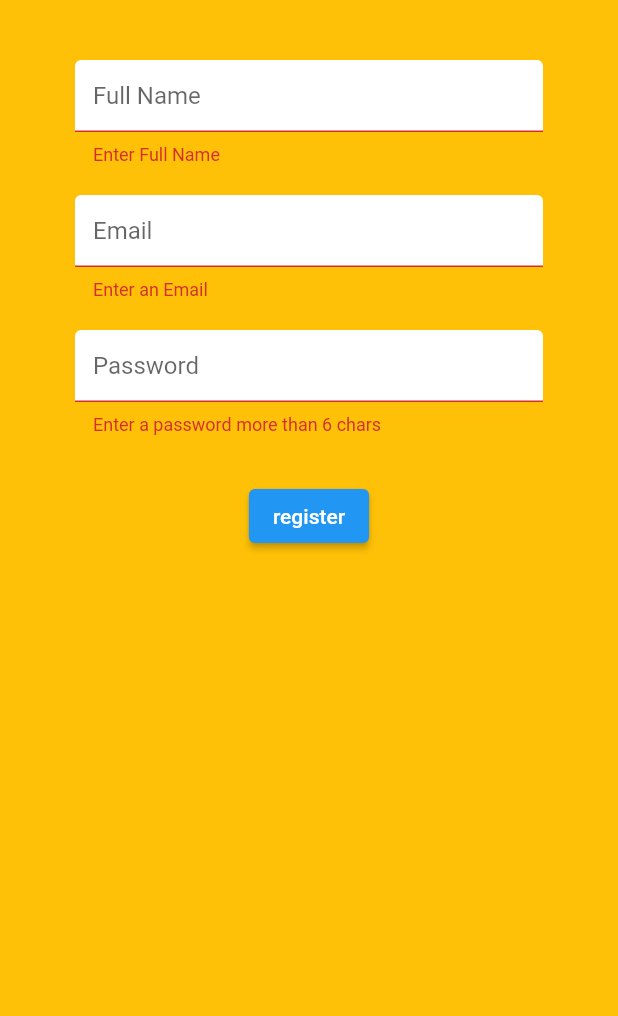
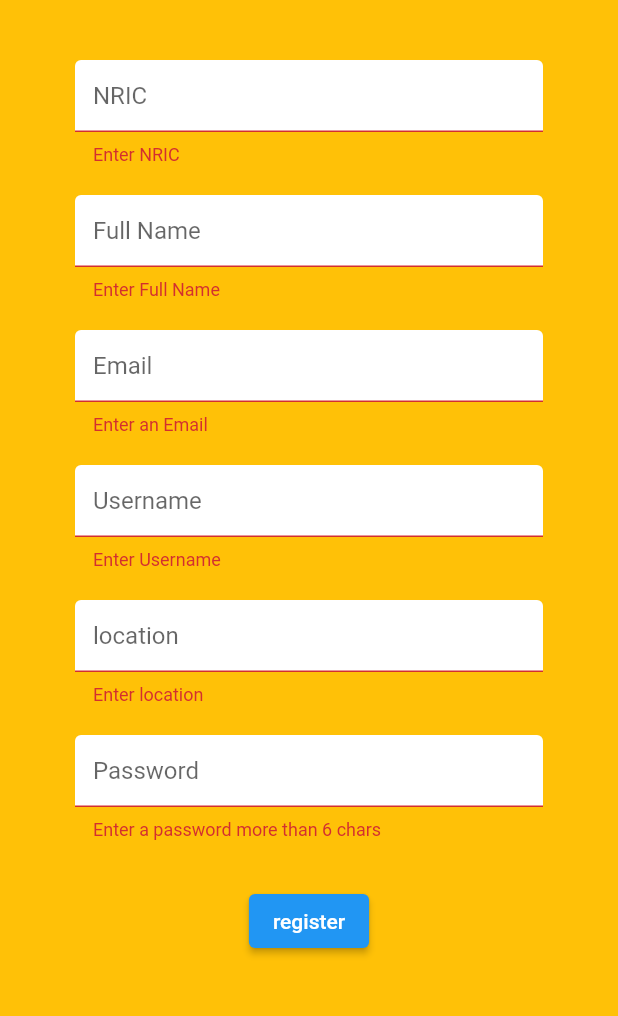
Before and after one commit to Doa-Ibu-Group/jbku-, a Flutter app: the Register screen opened directly, after a tap on "register", on a phone screen of 412 x 824 dp, the part 84-1100 px from its top. Run offline on Flutter 3.47's test engine with Material 2 defaults, Android fonts, the light colour scheme and no system bars; our stand-ins replace cloud_firestore, firebase_auth, flutter_spinkit; accounts and stored records are empty; network calls fail.

Commit message:
Register User

```diff
--- a/lib/screens/authenticate/register.dart
+++ b/lib/screens/authenticate/register.dart
@@ -19,7 +19,11 @@ class _RegisterState extends State<Register> {
 
   String email = '';
   String password = '';
-  String name = '';
+  String username = '';
+  String fullname = '';
+  String nric = '';
+  String location = '';
+
   String error = '';
 
   @override
@@ -56,13 +60,28 @@ class _RegisterState extends State<Register> {
                       ),
                       TextFormField(
                         decoration: textInputDecoration.copyWith(
+                          hintText: 'NRIC',
+                        ),
+                        validator: (value) =>
+                            value.isEmpty ? 'Enter NRIC' : null,
+                        onChanged: (value) {
+                          setState(() {
+                            nric = value;
+                          });
+                        },
+                      ),
+                      SizedBox(
+                        height: 20.0,
+                      ),
+                      TextFormField(
+                        decoration: textInputDecoration.copyWith(
                           hintText: 'Full Name',
                         ),
                         validator: (value) =>
                             value.isEmpty ? 'Enter Full Name' : null,
                         onChanged: (value) {
                           setState(() {
-                            name = value;
+                            fullname = value;
                           });
                         },
                       ),
@@ -78,6 +97,36 @@ class _RegisterState extends State<Register> {
                         onChanged: (value) {
                           setState(() {
                             email = value;
+                          });
+                        },
+                      ),
+                      SizedBox(
+                        height: 20.0,
+                      ),
+                      TextFormField(
+                        decoration: textInputDecoration.copyWith(
+                          hintText: 'Username',
+                        ),
+                        validator: (value) =>
+                            value.isEmpty ? 'Enter Username' : null,
+                        onChanged: (value) {
+                          setState(() {
+                            username = value;
+                          });
+                        },
+                      ),
+                      SizedBox(
+                        height: 20.0,
+                      ),
+                      TextFormField(
+                        decoration: textInputDecoration.copyWith(
+                          hintText: 'location',
+                        ),
+                        validator: (value) =>
+                            value.isEmpty ? 'Enter location' : null,
+                        onChanged: (value) {
+                          setState(() {
+                            location = value;
                           });
                         },
                       ),
@@ -106,7 +155,12 @@ class _RegisterState extends State<Register> {
                             if (_formKey.currentState.validate()) {
                               setState(() => loading = true);
                               dynamic result = await _auth.registerWithEmail(
-                                  email, password);
+                                  email,
+                                  password,
+                                  nric,
+                                  fullname,
+                                  username,
+                                  location);
                               if (result == null) {
                                 setState(() {
                                   error = 'Please fill in valid email';
--- a/lib/services/auth.dart
+++ b/lib/services/auth.dart
@@ -44,14 +44,15 @@ class AuthService {
   }
 
   //register with Email and password
-  Future registerWithEmail(String email, String password) async {
+  Future registerWithEmail(String email, String password, String nric,
+      String fullname, String username, String location) async {
     try {
       AuthResult result = await _auth.createUserWithEmailAndPassword(
           email: email, password: password);
       FirebaseUser user = result.user;
       //create a new document  for the user with the uid
-      await DatabaseService(uid: user.uid).updateUserData(
-          'new user', 'Pothole in the Area', 'potholes', 'loremipsum');
+      await DatabaseService(uid: user.uid)
+          .addUserAdditionalData(nric, fullname, username, location);
       return _userFromFirebaseUser(user);
     } catch (e) {
       print(e.toString());
--- a/lib/services/database.dart
+++ b/lib/services/database.dart
@@ -17,6 +17,16 @@ class DatabaseService {
       'titleOfReport': titleOfReport,
       'reportCategory': reportCategory,
       'reportDescription': reportDescription,
+    });
+  }
+
+  Future addUserAdditionalData(
+      String nric, String fullname, String username, String location) async {
+    return await reportCollection.document(uid).setData({
+      'nric': nric,
+      'fullname': fullname,
+      'username': username,
+      'location': location,
     });
   }
 
```
